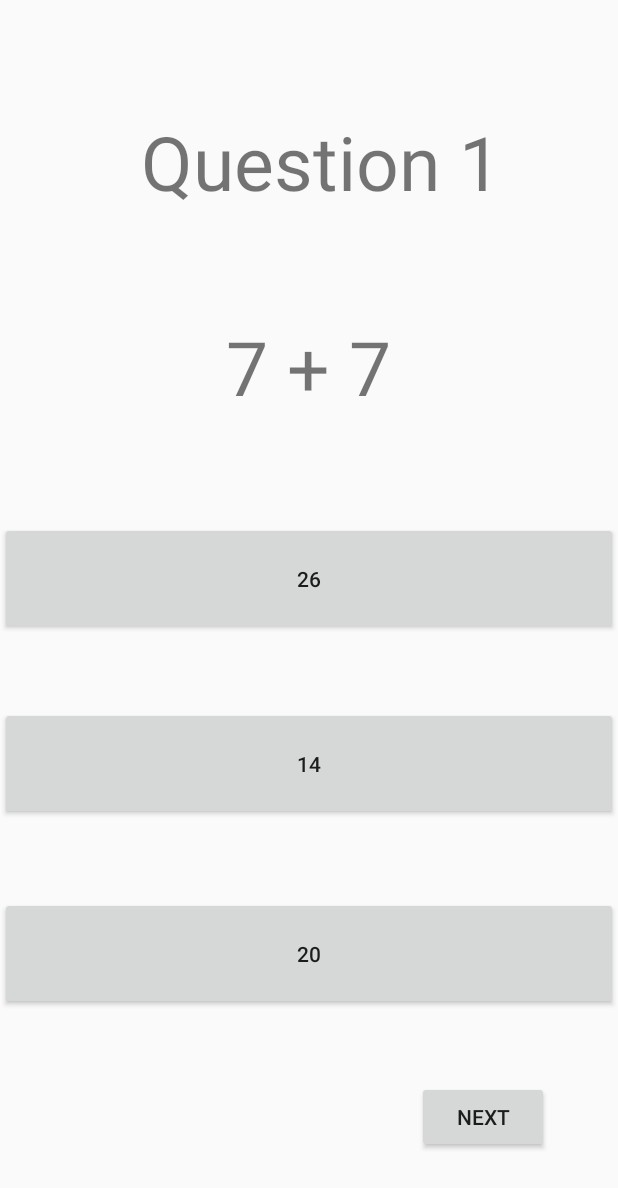
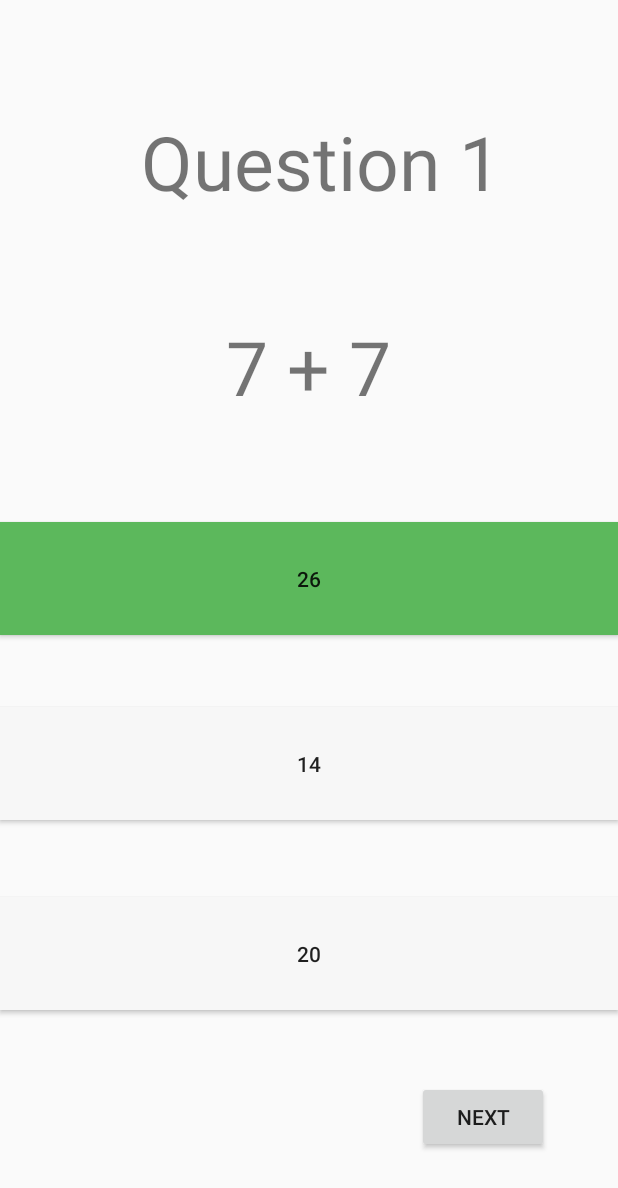
Before and after one commit to jonzxz/CSIT242_A3, an Android app: the fragment QuizFragment shown on its own in the app's theme, after a tap on "26", on a phone screen of 412 x 824 dp. Shown: the top 1188 px of the screen. Run offline under Robolectric (Android 15) with nearby library versions, the phone set to English and light mode, and no system bars; 2 statements that could not run were skipped.

Commit message:
coloring for button onclick

```diff
--- a/app/src/main/java/com/example/csit242_a3/MainActivity.java
+++ b/app/src/main/java/com/example/csit242_a3/MainActivity.java
@@ -1,10 +1,7 @@
 package com.example.csit242_a3;
 
 import androidx.appcompat.app.AppCompatActivity;
-import androidx.fragment.app.Fragment;
 import androidx.fragment.app.FragmentManager;
-
-import android.graphics.Color;
 import android.os.Bundle;
 
 import java.util.Arrays;
--- a/app/src/main/java/com/example/csit242_a3/QuizFragment.java
+++ b/app/src/main/java/com/example/csit242_a3/QuizFragment.java
@@ -3,6 +3,7 @@ package com.example.csit242_a3;
 
 import android.app.AlertDialog;
 import android.content.DialogInterface;
+import android.graphics.Color;
 import android.os.Bundle;
 
 import androidx.annotation.NonNull;
@@ -89,6 +90,9 @@ public class QuizFragment extends Fragment {
             nextButton.setOnClickListener(new View.OnClickListener() {
                 @Override
                 public void onClick(View v) {
+
+                    // Each Question actions
+                    deselectOptions();
                     //Instantiate Question object for each Question
                     final Question q = (QuizFragment.this.questionCategories.get(selectedLevel)).get(QuizFragment.this.numQnAnswered);
 
@@ -121,7 +125,7 @@ public class QuizFragment extends Fragment {
                             @Override
                             public void onClick(View v) {
 
-                                // Boolean for debugging purpose to see if question is answered correctly
+                                // Checks if selected answer is equals to Question's answer
                                 boolean test = checkAnswer(String.valueOf((questionCategories.get(selectedLevel)).get(numQnAnswered).getAnswer()),
                                         QuizFragment.this.options.get(QuizFragment.this.SELECTED_OPTION).getText().toString());
 
@@ -150,6 +154,8 @@ public class QuizFragment extends Fragment {
         optionOne.setOnClickListener(new View.OnClickListener() {
             @Override
             public void onClick(View v) {
+                deselectOptions();
+                optionOne.setBackgroundColor(Color.parseColor("#5cb85c"));
                 QuizFragment.this.SELECTED_OPTION = 0;
             }
         });
@@ -157,6 +163,8 @@ public class QuizFragment extends Fragment {
         optionTwo.setOnClickListener(new View.OnClickListener() {
             @Override
             public void onClick(View v) {
+                deselectOptions();
+                optionTwo.setBackgroundColor(Color.parseColor("#5cb85c"));
                 QuizFragment.this.SELECTED_OPTION = 1;
             }
         });
@@ -164,6 +172,8 @@ public class QuizFragment extends Fragment {
         optionThree.setOnClickListener(new View.OnClickListener() {
             @Override
             public void onClick(View v) {
+                deselectOptions();
+                optionThree.setBackgroundColor(Color.parseColor("#5cb85c"));
                 QuizFragment.this.SELECTED_OPTION = 2;
             }
         });
@@ -269,6 +279,12 @@ public class QuizFragment extends Fragment {
         return TwoThreeFive[idx];
     }
 
+
+    private void deselectOptions() {
+        for (Button b : options) {
+            b.setBackgroundColor(Color.parseColor("#f7f7f7"));
+        }
+    }
     private AlertDialog getResultDialog() {
         AlertDialog.Builder builder = new AlertDialog.Builder(getActivity());
         final TextView results = new TextView(getActivity());
--- a/app/src/main/res/layout/fragment_quiz.xml
+++ b/app/src/main/res/layout/fragment_quiz.xml
@@ -45,6 +45,7 @@
         android:layout_height="75dp"
         android:layout_marginBottom="48dp"
         android:text="optOne"
+        android:background="#f7f7f7"
         app:layout_constraintBottom_toTopOf="@+id/optionTwo"
         app:layout_constraintEnd_toEndOf="parent" />
 
@@ -54,6 +55,7 @@
         android:layout_height="75dp"
         android:layout_marginBottom="51dp"
         android:text="optTwo"
+        android:background="#f7f7f7"
         app:layout_constraintBottom_toTopOf="@+id/optionThree"
         app:layout_constraintEnd_toEndOf="parent" />
 
@@ -63,6 +65,7 @@
         android:layout_height="75dp"
         android:layout_marginBottom="47dp"
         android:text="optThree"
+        android:background="#f7f7f7"
         app:layout_constraintBottom_toTopOf="@+id/nextBtn"
         app:layout_constraintEnd_toEndOf="parent" />
 
```
